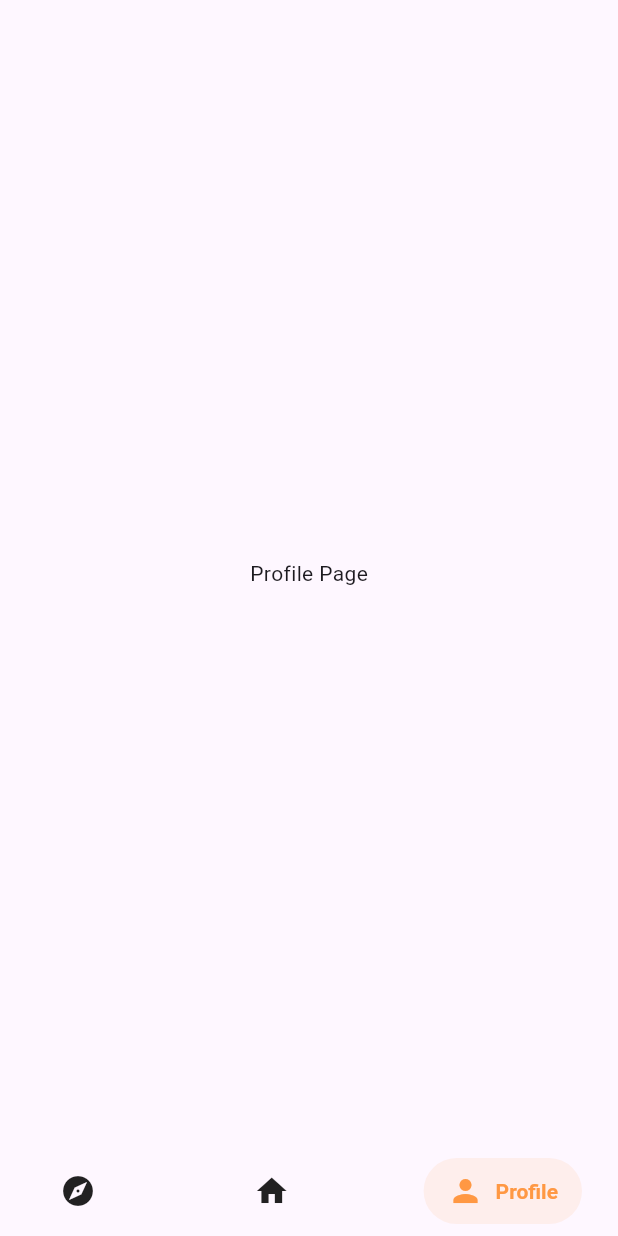
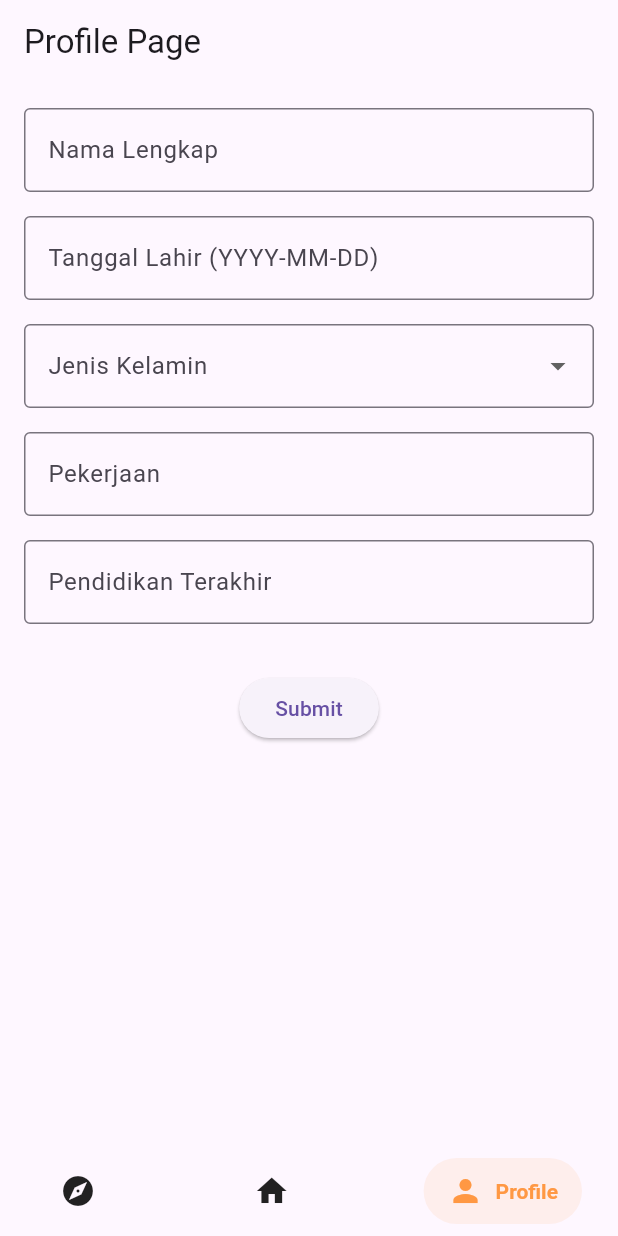
Before and after one commit to TiffanyIzzuddin/map, a Flutter app: the screen it shows after launch, item 3 of the bottom bar chosen, on a phone screen of 412 x 824 dp. Run offline on Flutter 3.47's test engine with Material 3 defaults, Android fonts, the phone set to English and light mode, and no system bars; drawn by our look-alikes of salomon_bottom_bar; our stand-ins replace cloud_firestore, firebase_core, flutter_carousel_widget, flutter_map, latlong2, modal_bottom_sheet and 1 more; accounts and stored records are empty.

Commit message:
save data to firestore

```diff
--- a/lib/main.dart
+++ b/lib/main.dart
@@ -1,8 +1,12 @@
+import 'package:firebase_core/firebase_core.dart';
 import 'package:flutter/material.dart';
 import 'package:wastetrack/page/explore.dart';
+import 'package:wastetrack/page/profile.dart';
 import 'package:wastetrack/widget/bottom_nav_bar.dart';
 
-void main() {
+void main() async {
+  WidgetsFlutterBinding.ensureInitialized(); // Pastikan Flutter diinisialisasi
+  await Firebase.initializeApp(); // Inisialisasi Firebase
   runApp(MyApp());
 }
 
@@ -30,7 +34,7 @@ class _HomePageState extends State<HomePage> {
   final List<Widget> _pages = [
     ExplorePage(), // Page untuk Explore
     Center(child: Text('Home Page')), // Page untuk Home
-    Center(child: Text('Profile Page')), // Page untuk Profile
+    ProfilePage(), // Page untuk Profile
   ];
 
   void _onTabSelected(int index) {
--- /dev/null
+++ b/lib/page/profile.dart
@@ -0,0 +1,135 @@
+import 'package:cloud_firestore/cloud_firestore.dart';
+import 'package:flutter/material.dart';
+
+class ProfilePage extends StatefulWidget {
+  @override
+  _ProfilePageState createState() => _ProfilePageState();
+}
+
+class _ProfilePageState extends State<ProfilePage> {
+  // Text controllers untuk menangani input
+  final TextEditingController _nameController = TextEditingController();
+  final TextEditingController _dateOfBirthController = TextEditingController();
+  final TextEditingController _occupationController = TextEditingController();
+  final TextEditingController _educationController = TextEditingController();
+  String? _selectedGender; // Untuk pilihan jenis kelamin
+
+  // Fungsi untuk menyimpan data ke Firestore
+  Future<void> _submitData() async {
+    if (_nameController.text.isEmpty ||
+        _dateOfBirthController.text.isEmpty ||
+        _selectedGender == null ||
+        _occupationController.text.isEmpty ||
+        _educationController.text.isEmpty) {
+      ScaffoldMessenger.of(context).showSnackBar(
+        SnackBar(content: Text('Mohon lengkapi semua field')),
+      );
+      return;
+    }
+
+    try {
+      // Simpan ke Firestore
+      await FirebaseFirestore.instance.collection('users').add({
+        'name': _nameController.text,
+        'dateOfBirth': _dateOfBirthController.text,
+        'gender': _selectedGender,
+        'occupation': _occupationController.text,
+        'education': _educationController.text,
+      });
+
+      ScaffoldMessenger.of(context).showSnackBar(
+        SnackBar(content: Text('Data berhasil disimpan')),
+      );
+
+      // Reset form setelah berhasil
+      _nameController.clear();
+      _dateOfBirthController.clear();
+      _occupationController.clear();
+      _educationController.clear();
+      setState(() {
+        _selectedGender = null;
+      });
+    } catch (e) {
+      ScaffoldMessenger.of(context).showSnackBar(
+        SnackBar(content: Text('Gagal menyimpan data: $e')),
+      );
+    }
+  }
+
+  @override
+  Widget build(BuildContext context) {
+    return Scaffold(
+      appBar: AppBar(
+        title: Text('Profile Page'),
+      ),
+      body: Padding(
+        padding: const EdgeInsets.all(16.0),
+        child: SingleChildScrollView(
+          child: Column(
+            crossAxisAlignment: CrossAxisAlignment.start,
+            children: [
+              TextField(
+                controller: _nameController,
+                decoration: InputDecoration(
+                  labelText: 'Nama Lengkap',
+                  border: OutlineInputBorder(),
+                ),
+              ),
+              SizedBox(height: 16),
+              TextField(
+                controller: _dateOfBirthController,
+                decoration: InputDecoration(
+                  labelText: 'Tanggal Lahir (YYYY-MM-DD)',
+                  border: OutlineInputBorder(),
+                ),
+                keyboardType: TextInputType.datetime,
+              ),
+              SizedBox(height: 16),
+              DropdownButtonFormField<String>(
+                value: _selectedGender,
+                items: ['Male', 'Female', 'Other']
+                    .map((gender) => DropdownMenuItem(
+                          value: gender,
+                          child: Text(gender),
+                        ))
+                    .toList(),
+                onChanged: (value) {
+                  setState(() {
+                    _selectedGender = value;
+                  });
+                },
+                decoration: InputDecoration(
+                  labelText: 'Jenis Kelamin',
+                  border: OutlineInputBorder(),
+                ),
+              ),
+              SizedBox(height: 16),
+              TextField(
+                controller: _occupationController,
+                decoration: InputDecoration(
+                  labelText: 'Pekerjaan',
+                  border: OutlineInputBorder(),
+                ),
+              ),
+              SizedBox(height: 16),
+              TextField(
+                controller: _educationController,
+                decoration: InputDecoration(
+                  labelText: 'Pendidikan Terakhir',
+                  border: OutlineInputBorder(),
+                ),
+              ),
+              SizedBox(height: 32),
+              Center(
+                child: ElevatedButton(
+                  onPressed: _submitData,
+                  child: Text('Submit'),
+                ),
+              ),
+            ],
+          ),
+        ),
+      ),
+    );
+  }
+}
--- a/pubspec.yaml
+++ b/pubspec.yaml
@@ -40,6 +40,9 @@ dependencies:
   latlong2: ^0.9.1
   flutter_carousel_widget: ^3.1.0
   modal_bottom_sheet: ^3.0.0
+  percent_indicator: ^4.2.3
+  cloud_firestore: ^5.5.0
+  firebase_core: ^3.8.0
 
 dev_dependencies:
   flutter_test:
```
Also changed, not shown: lib/page/explore.dart (+47 -62 lines), lib/widget/location_detail_sheet.dart (added, +107 -0 lines), pubspec.lock, 7 other files.
